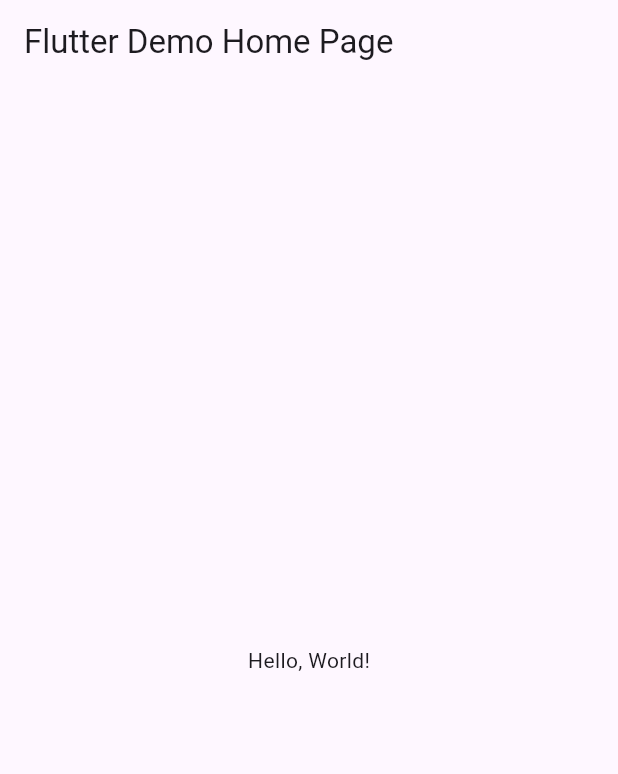
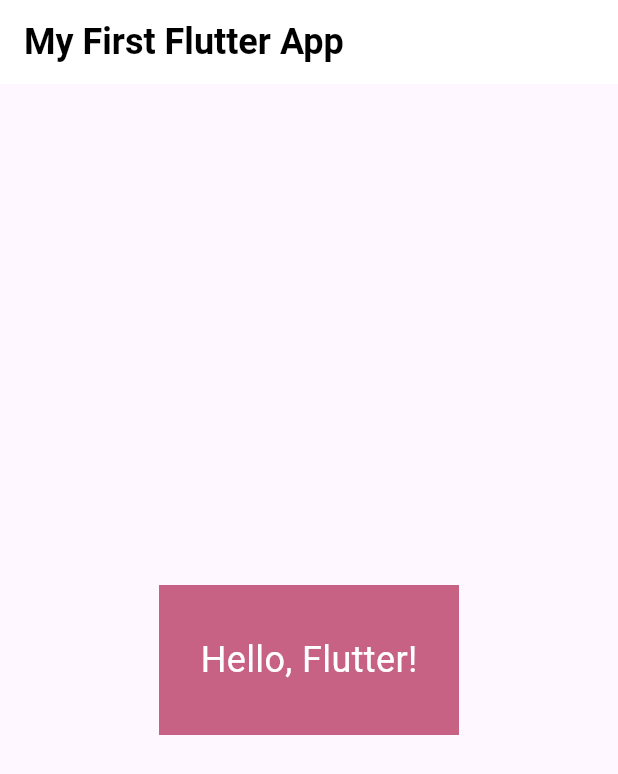
Before and after one commit to InkonIo/flutter-srs-1-, a Flutter app: the screen it shows after launch, on a phone screen of 412 x 824 dp. Shown: the top 774 px of the screen. Run offline on Flutter 3.47's test engine with Material 3 defaults, Android fonts, the phone set to English and light mode, and no system bars.

Commit message:
srs1 done

```diff
--- a/lib/main.dart
+++ b/lib/main.dart
@@ -5,7 +5,7 @@ void main() {
 }
 
 class MyApp extends StatefulWidget {
-  const new({super.key});
+  const MyApp({super.key});
 
   @override
   State<MyApp> createState() => _MyAppState();
@@ -15,7 +15,7 @@ class _MyAppState extends State<MyApp> {
   @override
   Widget build(BuildContext context) {
     return MaterialApp(
-      title: 'Flutter Demo',
+      title: 'flutter demo',
       theme: ThemeData(
         primarySwatch: Colors.blue,
       ),
@@ -33,10 +33,31 @@ class MyHomePage extends StatelessWidget {
   Widget build(BuildContext context) {
     return Scaffold(
       appBar: AppBar(
-        title: Text(title),
-      ),
-      body: const Center(
-        child: Text('Hello, World!'),
+  backgroundColor: Colors.white,
+  title: const Text(
+    'My First Flutter App',
+    style: TextStyle(
+      fontSize: 24,
+      fontWeight: FontWeight.bold,
+      color: Colors.black,
+    ),
+  ),
+),
+      body: Center(
+        child: Container(
+          height: 100,
+          width: 200,
+          color: const Color.fromARGB(255, 199, 98, 132),
+          child: const Center(
+            child: Text(
+              'Hello, Flutter!',
+              style: TextStyle(
+                fontSize: 24,
+                color: Colors.white,
+              ),
+            ),
+          ),
+        ),
       ),
     );
   }
```
